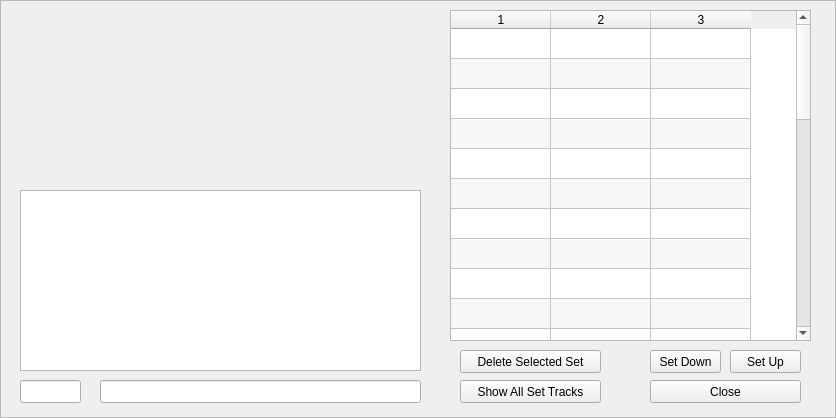
First picture: the form in seq_qt5/forms/qsetmaster.ui, repository ahlstromcj/seq66, before the edit.
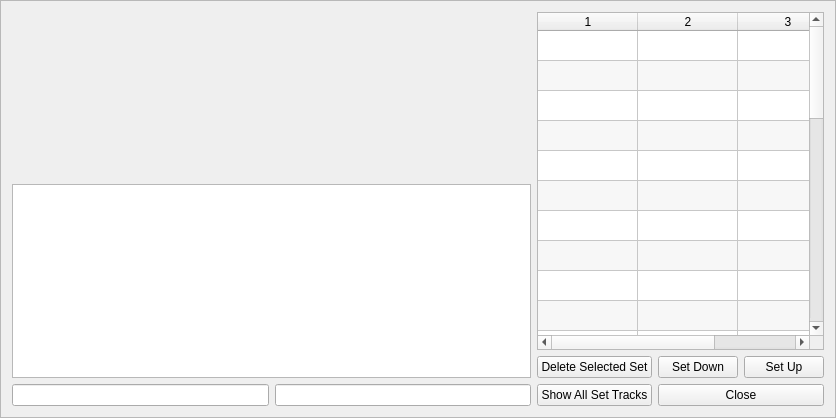
Second picture: the form after the edit.

```diff
--- a/seq_qt5/forms/qsetmaster.ui
+++ b/seq_qt5/forms/qsetmaster.ui
@@ -25,126 +25,12 @@
   <property name="frameShadow">
    <enum>QFrame::Raised</enum>
   </property>
-  <widget class="QPushButton" name="m_button_close">
-   <property name="geometry">
-    <rect>
-     <x>650</x>
-     <y>380</y>
-     <width>151</width>
-     <height>23</height>
-    </rect>
-   </property>
-   <property name="toolTip">
-    <string>Close this window.</string>
-   </property>
-   <property name="text">
-    <string>Close</string>
-   </property>
-  </widget>
-  <widget class="QLineEdit" name="m_set_name_text">
-   <property name="geometry">
-    <rect>
-     <x>100</x>
-     <y>380</y>
-     <width>321</width>
-     <height>23</height>
-    </rect>
-   </property>
-  </widget>
-  <widget class="QLineEdit" name="m_set_number_text">
-   <property name="geometry">
-    <rect>
-     <x>20</x>
-     <y>380</y>
-     <width>61</width>
-     <height>23</height>
-    </rect>
-   </property>
-   <property name="readOnly">
-    <bool>true</bool>
-   </property>
-  </widget>
-  <widget class="QWidget" name="gridLayoutWidget">
-   <property name="geometry">
-    <rect>
-     <x>20</x>
-     <y>10</y>
-     <width>401</width>
-     <height>171</height>
-    </rect>
-   </property>
+  <layout class="QGridLayout" name="gridLayout">
+   <item row="0" column="0" colspan="2">
    <layout class="QGridLayout" name="setGridLayout"/>
-  </widget>
-  <widget class="QPlainTextEdit" name="m_set_contents_text">
-   <property name="geometry">
-    <rect>
-     <x>20</x>
-     <y>190</y>
-     <width>401</width>
-     <height>181</height>
-    </rect>
-   </property>
-   <property name="readOnly">
-    <bool>true</bool>
-   </property>
-  </widget>
-  <widget class="QPushButton" name="m_button_show">
-   <property name="geometry">
-    <rect>
-     <x>460</x>
-     <y>380</y>
-     <width>141</width>
-     <height>23</height>
-    </rect>
-   </property>
-   <property name="toolTip">
-    <string>Show a condensed list of the sets and their tracks/loops/patterns.</string>
-   </property>
-   <property name="text">
-    <string>Show All Set Tracks</string>
-   </property>
-  </widget>
-  <widget class="QPushButton" name="m_button_down">
-   <property name="geometry">
-    <rect>
-     <x>650</x>
-     <y>350</y>
-     <width>71</width>
-     <height>23</height>
-    </rect>
-   </property>
-   <property name="toolTip">
-    <string>Move the selected set down in the list.</string>
-   </property>
-   <property name="text">
-    <string>Set Down</string>
-   </property>
-  </widget>
-  <widget class="QPushButton" name="m_button_up">
-   <property name="geometry">
-    <rect>
-     <x>730</x>
-     <y>350</y>
-     <width>71</width>
-     <height>23</height>
-    </rect>
-   </property>
-   <property name="toolTip">
-    <string>Move the selected set up in the list.</string>
-   </property>
-   <property name="text">
-    <string>Set Up</string>
-   </property>
-  </widget>
+   </item>
+   <item row="0" column="2" rowspan="2" colspan="3">
   <widget class="QTableWidget" name="m_set_table">
-   <property name="geometry">
-    <rect>
-     <x>450</x>
-     <y>10</y>
-     <width>361</width>
-     <height>331</height>
-    </rect>
-   </property>
    <property name="alternatingRowColors">
     <bool>true</bool>
    </property>
@@ -196,15 +82,16 @@
    <column/>
    <column/>
   </widget>
+   </item>
+   <item row="1" column="0" rowspan="2" colspan="2">
+    <widget class="QPlainTextEdit" name="m_set_contents_text">
+     <property name="readOnly">
+      <bool>true</bool>
+     </property>
+    </widget>
+   </item>
+   <item row="2" column="2">
   <widget class="QPushButton" name="m_button_delete">
-   <property name="geometry">
-    <rect>
-     <x>460</x>
-     <y>350</y>
-     <width>141</width>
-     <height>23</height>
-    </rect>
-   </property>
    <property name="toolTip">
     <string>Deletes the selected set.  No undo! Careful!</string>
    </property>
@@ -212,6 +99,58 @@
     <string>Delete Selected Set</string>
    </property>
   </widget>
+   </item>
+   <item row="2" column="3">
+    <widget class="QPushButton" name="m_button_down">
+     <property name="toolTip">
+      <string>Move the selected set down in the list.</string>
+     </property>
+     <property name="text">
+      <string>Set Down</string>
+     </property>
+    </widget>
+   </item>
+   <item row="2" column="4">
+    <widget class="QPushButton" name="m_button_up">
+     <property name="toolTip">
+      <string>Move the selected set up in the list.</string>
+     </property>
+     <property name="text">
+      <string>Set Up</string>
+     </property>
+    </widget>
+   </item>
+   <item row="3" column="0">
+    <widget class="QLineEdit" name="m_set_number_text">
+     <property name="readOnly">
+      <bool>true</bool>
+     </property>
+    </widget>
+   </item>
+   <item row="3" column="1">
+    <widget class="QLineEdit" name="m_set_name_text"/>
+   </item>
+   <item row="3" column="2">
+    <widget class="QPushButton" name="m_button_show">
+     <property name="toolTip">
+      <string>Show a condensed list of the sets and their tracks/loops/patterns.</string>
+     </property>
+     <property name="text">
+      <string>Show All Set Tracks</string>
+     </property>
+    </widget>
+   </item>
+   <item row="3" column="3" colspan="2">
+    <widget class="QPushButton" name="m_button_close">
+     <property name="toolTip">
+      <string>Close this window.</string>
+     </property>
+     <property name="text">
+      <string>Close</string>
+     </property>
+    </widget>
+   </item>
+  </layout>
  </widget>
  <resources/>
  <connections/>
```
Lines whose indentation alone changed are shown as unchanged.
